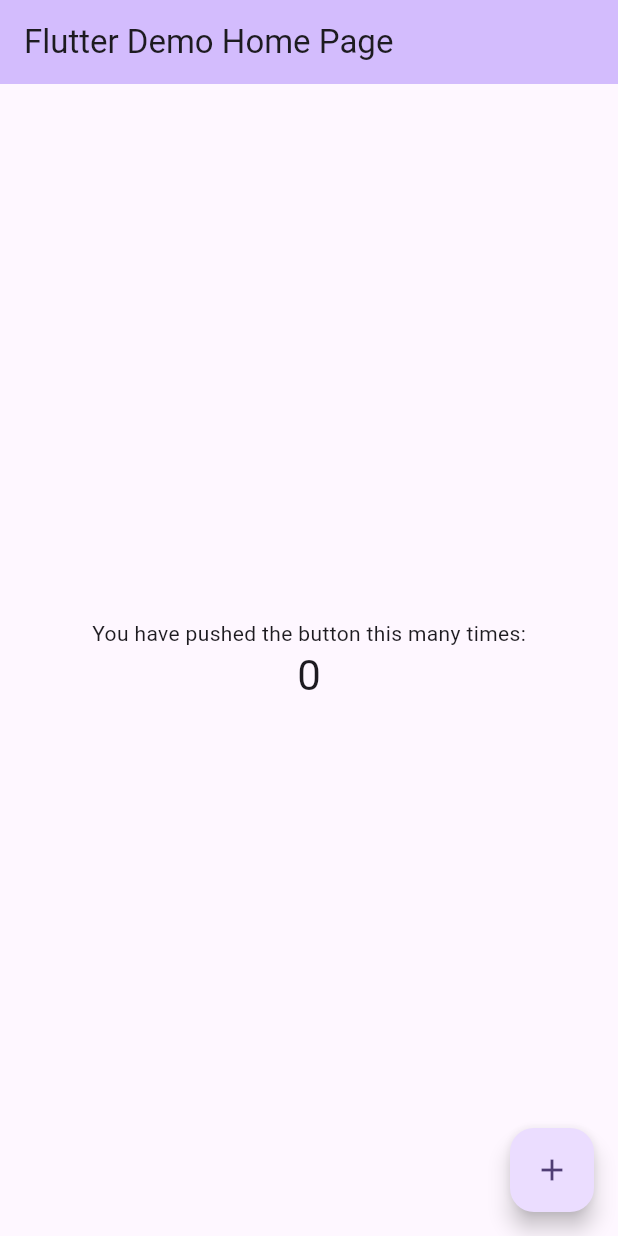
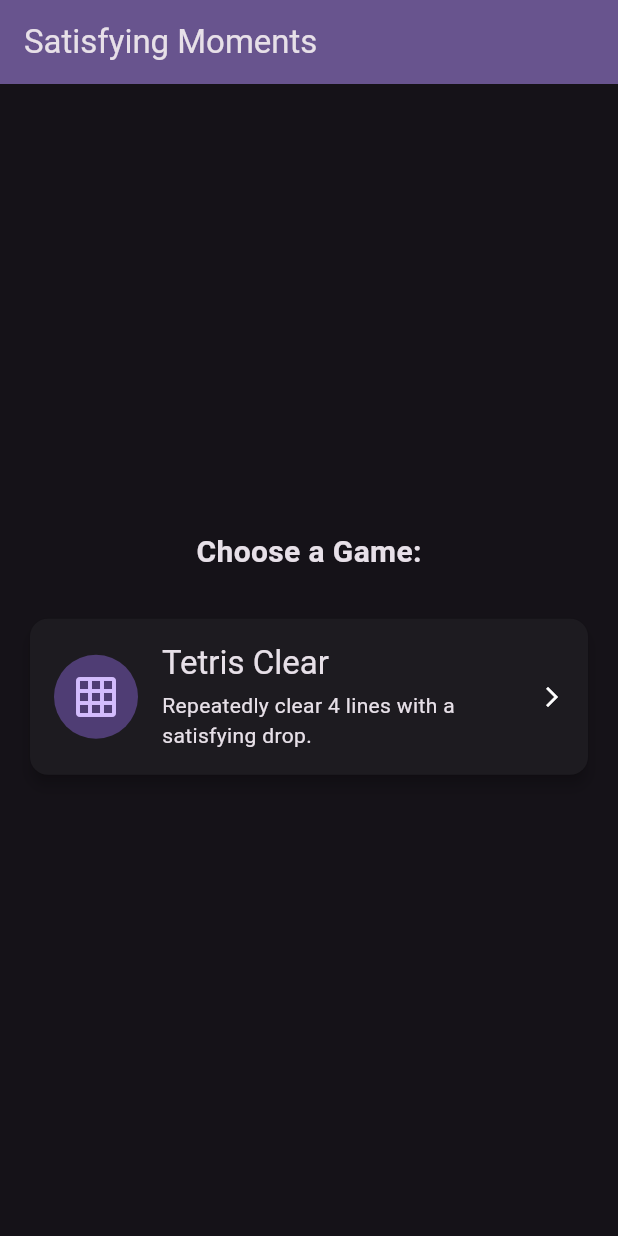
Before and after one commit to could-ai/019ba0b8-baa3-7dbe-b1f1-19b15299509b, a Flutter app: the screen it shows after launch, on a phone screen of 412 x 824 dp. Run offline on Flutter 3.47's test engine with Material 3 defaults, Android fonts, the phone set to English and light mode, and no system bars.

Commit message:
Created new TetrisClearGame widget implementing the 'repeatedly clearing 4 lines' mini-game logic. Includes game loop, board state management, I-piece spawning, collision detection, and line clearing mechanics with automatic board reset for continuous play.; Updated main.dart to include the new TetrisClearGame route and added a game selection card on the home screen. Changed app theme to dark mode for better game visibility.

```diff
--- a/usr/lib/main.dart
+++ b/usr/lib/main.dart
@@ -1,4 +1,5 @@
 import 'package:flutter/material.dart';
+import 'games/tetris_clear_game.dart';
 
 void main() {
   runApp(const MyApp());
@@ -7,33 +8,19 @@ void main() {
 class MyApp extends StatelessWidget {
   const MyApp({super.key});
 
-  // This widget is the root of your application.
   @override
   Widget build(BuildContext context) {
     return MaterialApp(
-      title: 'Flutter Demo',
+      title: 'Satisfying Games',
       debugShowCheckedModeBanner: false,
       theme: ThemeData(
-        // This is the theme of your application.
-        //
-        // TRY THIS: Try running your application with "flutter run". You'll see
-        // the application has a purple toolbar. Then, without quitting the app,
-        // try changing the seedColor in the colorScheme below to Colors.green
-        // and then invoke "hot reload" (save your changes or press the "hot
-        // reload" button in a Flutter-supported IDE, or press "r" if you used
-        // the command line to start the app).
-        //
-        // Notice that the counter didn't reset back to zero; the application
-        // state is not lost during the reload. To reset the state, use hot
-        // restart instead.
-        //
-        // This works for code too, not just values: Most code changes can be
-        // tested with just a hot reload.
-        colorScheme: ColorScheme.fromSeed(seedColor: Colors.deepPurple),
+        colorScheme: ColorScheme.fromSeed(seedColor: Colors.deepPurple, brightness: Brightness.dark),
+        useMaterial3: true,
       ),
       initialRoute: '/',
       routes: {
-        '/': (context) => const MyHomePage(title: 'Flutter Demo Home Page'),
+        '/': (context) => const MyHomePage(title: 'Satisfying Moments'),
+        '/tetris_clear': (context) => const TetrisClearGame(),
       },
     );
   }
@@ -42,15 +29,6 @@ class MyApp extends StatelessWidget {
 class MyHomePage extends StatefulWidget {
   const MyHomePage({super.key, required this.title});
 
-  // This widget is the home page of your application. It is stateful, meaning
-  // that it has a State object (defined below) that contains fields that affect
-  // how it looks.
-
-  // This class is the configuration for the state. It holds the values (in this
-  // case the title) provided by the parent (in this case the App widget) and
-  // used by the build method of the State. Fields in a Widget subclass are
-  // always marked "final".
-
   final String title;
 
   @override
@@ -58,66 +36,78 @@ class MyHomePage extends StatefulWidget {
 }
 
 class _MyHomePageState extends State<MyHomePage> {
-  int _counter = 0;
-
-  void _incrementCounter() {
-    setState(() {
-      // This call to setState tells the Flutter framework that something has
-      // changed in this State, which causes it to rerun the build method below
-      // so that the display can reflect the updated values. If we changed
-      // _counter without calling setState(), then the build method would not be
-      // called again, and so nothing would appear to happen.
-      _counter++;
-    });
-  }
-
   @override
   Widget build(BuildContext context) {
-    // This method is rerun every time setState is called, for instance as done
-    // by the _incrementCounter method above.
-    //
-    // The Flutter framework has been optimized to make rerunning build methods
-    // fast, so that you can just rebuild anything that needs updating rather
-    // than having to individually change instances of widgets.
     return Scaffold(
       appBar: AppBar(
-        // TRY THIS: Try changing the color here to a specific color (to
-        // Colors.amber, perhaps?) and trigger a hot reload to see the AppBar
-        // change color while the other colors stay the same.
         backgroundColor: Theme.of(context).colorScheme.inversePrimary,
-        // Here we take the value from the MyHomePage object that was created by
-        // the App.build method, and use it to set our appbar title.
         title: Text(widget.title),
       ),
       body: Center(
-        // Center is a layout widget. It takes a single child and positions it
-        // in the middle of the parent.
         child: Column(
-          // Column is also a layout widget. It takes a list of children and
-          // arranges them vertically. By default, it sizes itself to fit its
-          // children horizontally, and tries to be as tall as its parent.
-          //
-          // Column has various properties to control how it sizes itself and
-          // how it positions its children. Here we use mainAxisAlignment to
-          // center the children vertically; the main axis here is the vertical
-          // axis because Columns are vertical (the cross axis would be
-          // horizontal).
-          //
-          // TRY THIS: Invoke "debug painting" (choose the "Toggle Debug Paint"
-          // action in the IDE, or press "p" in the console), to see the
-          // wireframe for each widget.
           mainAxisAlignment: MainAxisAlignment.center,
           children: <Widget>[
-            const Text('You have pushed the button this many times:'),
-            Text('$_counter', style: Theme.of(context).textTheme.headlineMedium),
+            const Text(
+              'Choose a Game:',
+              style: TextStyle(fontSize: 20, fontWeight: FontWeight.bold),
+            ),
+            const SizedBox(height: 20),
+            _buildGameCard(
+              context,
+              'Tetris Clear',
+              'Repeatedly clear 4 lines with a satisfying drop.',
+              Icons.grid_on,
+              '/tetris_clear',
+            ),
           ],
         ),
       ),
-      floatingActionButton: FloatingActionButton(
-        onPressed: _incrementCounter,
-        tooltip: 'Increment',
-        child: const Icon(Icons.add),
-      ), // This trailing comma makes auto-formatting nicer for build methods.
+    );
+  }
+
+  Widget _buildGameCard(BuildContext context, String title, String description, IconData icon, String route) {
+    return Card(
+      margin: const EdgeInsets.symmetric(horizontal: 20, vertical: 10),
+      elevation: 4,
+      child: InkWell(
+        onTap: () {
+          Navigator.pushNamed(context, route);
+        },
+        borderRadius: BorderRadius.circular(12),
+        child: Padding(
+          padding: const EdgeInsets.all(16.0),
+          child: Row(
+            children: [
+              Container(
+                padding: const EdgeInsets.all(12),
+                decoration: BoxDecoration(
+                  color: Theme.of(context).colorScheme.primaryContainer,
+                  shape: BoxShape.circle,
+                ),
+                child: Icon(icon, size: 32, color: Theme.of(context).colorScheme.primary),
+              ),
+              const SizedBox(width: 16),
+              Expanded(
+                child: Column(
+                  crossAxisAlignment: CrossAxisAlignment.start,
+                  children: [
+                    Text(
+                      title,
+                      style: Theme.of(context).textTheme.titleLarge,
+                    ),
+                    const SizedBox(height: 4),
+                    Text(
+                      description,
+                      style: Theme.of(context).textTheme.bodyMedium,
+                    ),
+                  ],
+                ),
+              ),
+              const Icon(Icons.arrow_forward_ios, size: 16),
+            ],
+          ),
+        ),
+      ),
     );
   }
 }
```
Also changed, not shown: usr/lib/games/tetris_clear_game.dart (added, +321 -0 lines).
